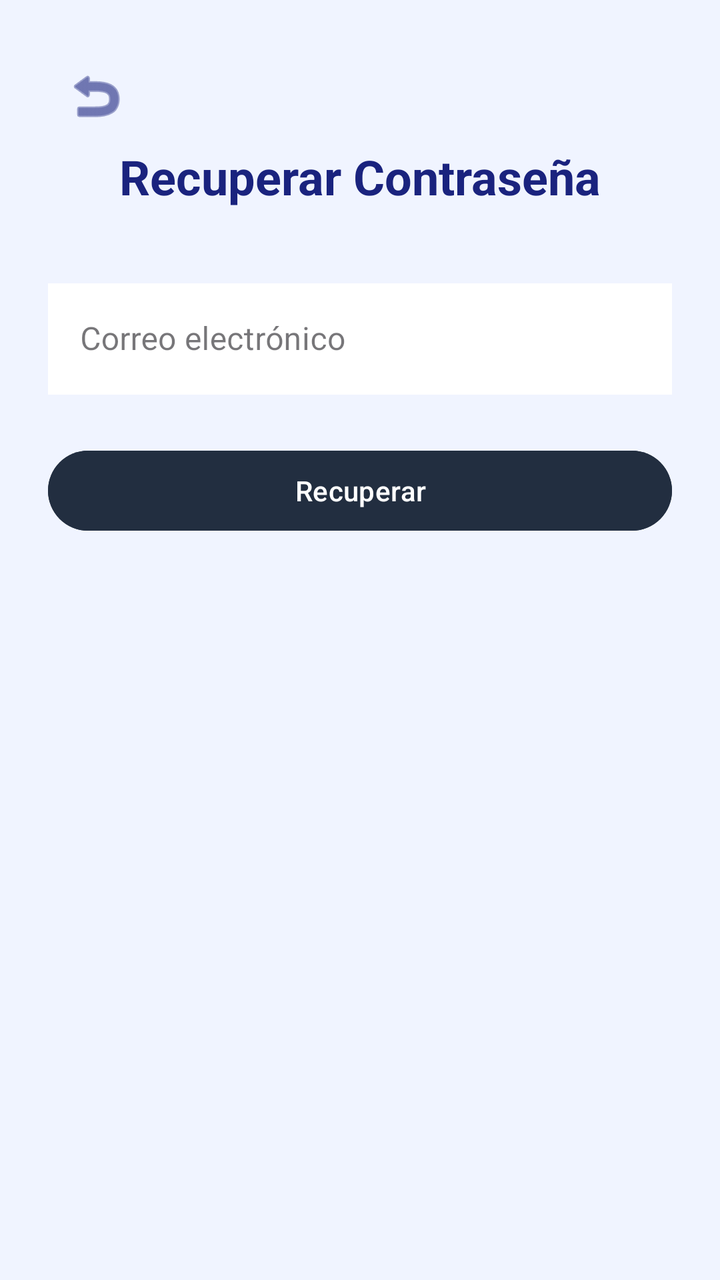
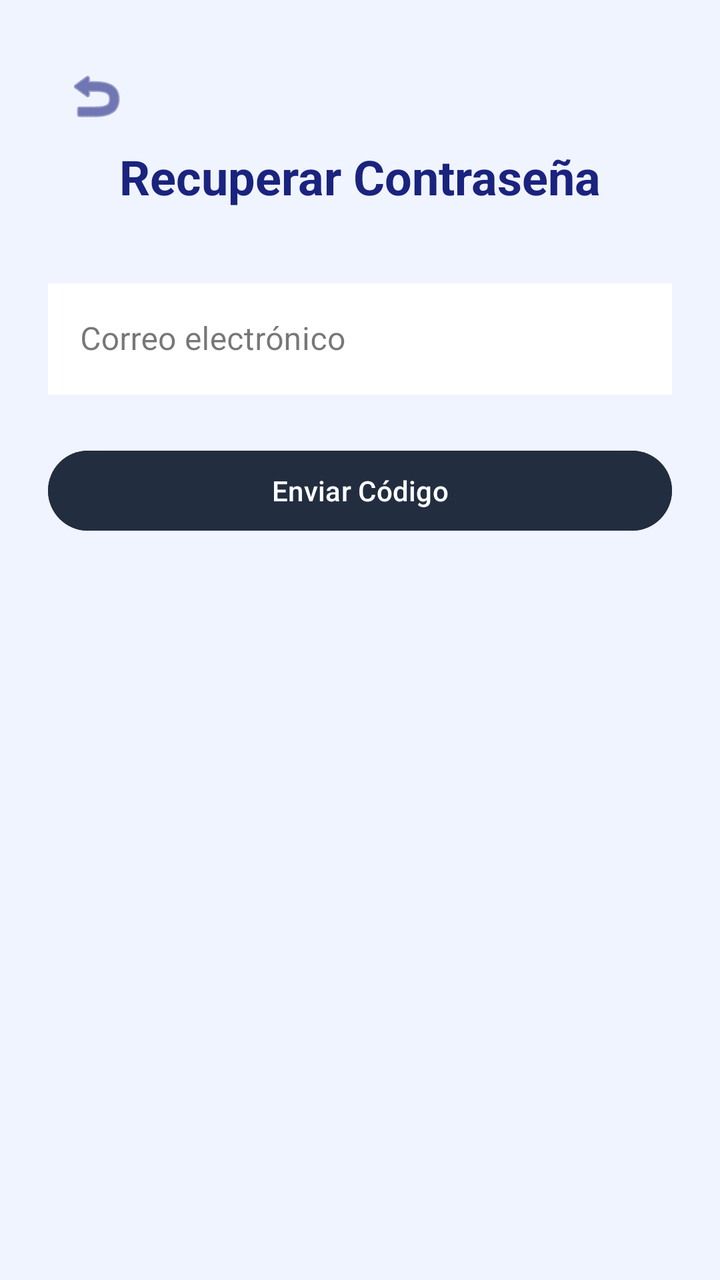

Compare the two renders of this Android layout. The source of the first and the diff that turns it into the second are given below.
<!-- AndroidManifest.xml: application theme Theme.MyAppEva -->
<!-- res/layout/activity_recuperacontra.xml -->
<?xml version="1.0" encoding="utf-8"?>
<androidx.constraintlayout.widget.ConstraintLayout xmlns:android="http://schemas.android.com/apk/res/android"
    xmlns:app="http://schemas.android.com/apk/res-auto"
    xmlns:tools="http://schemas.android.com/tools"
    android:id="@+id/main"
    android:layout_width="match_parent"
    android:layout_height="match_parent"
    android:background="@color/blue_splash"
    tools:context=".Recuperacontra">

    <ScrollView
        android:layout_width="match_parent"
        android:layout_height="match_parent">

        <LinearLayout
            android:layout_width="match_parent"
            android:layout_height="wrap_content"
            android:orientation="vertical"
            android:padding="24dp"
            android:gravity="center_horizontal">

            <ImageButton
                android:id="@+id/btnVolverRecu"
                android:layout_width="wrap_content"
                android:layout_height="wrap_content"
                android:src="@android:drawable/ic_menu_revert"
                android:background="?attr/selectableItemBackgroundBorderless"
                android:layout_gravity="start"
                android:padding="8dp"
                android:contentDescription="Volver"
                app:tint="@color/text_silver"/>

            <TextView
                android:layout_width="wrap_content"
                android:layout_height="wrap_content"
                android:text="Recuperar Contraseña"
                android:textSize="24sp"
                android:textStyle="bold"
                android:layout_marginBottom="32dp"
                android:textColor="@color/text_silver"/>

            <com.google.android.material.textfield.TextInputLayout
                android:layout_width="match_parent"
                android:layout_height="wrap_content"
                android:hint="Correo electrónico"
                app:boxStrokeColor="@color/black"
                app:boxStrokeWidth="2dp"
                style="@style/Widget.MaterialComponents.TextInputLayout.OutlinedBox">

                <com.google.android.material.textfield.TextInputEditText
                    android:id="@+id/etEmailRecuperar"
                    android:layout_width="match_parent"
                    android:layout_height="wrap_content"
                    android:inputType="textEmailAddress"
                    android:textColor="@color/black"
                    android:background="@color/white"/>
            </com.google.android.material.textfield.TextInputLayout>

            <Button
                android:id="@+id/btnRecuperar"
                android:layout_width="match_parent"
                android:layout_height="wrap_content"
                android:text="Recuperar"
                android:backgroundTint="@color/primary_navy"
                android:layout_marginTop="24dp"
                android:layout_marginBottom="24dp"/>

        </LinearLayout>
    </ScrollView>

</androidx.constraintlayout.widget.ConstraintLayout>
<!-- resources referenced by this layout -->
<resources>
  <color name="black">#FF000000</color>
  <color name="blue_splash">#F0F4FF</color>
  <color name="primary_navy">#222E40</color>
  <color name="text_silver">#1A237E</color>
  <color name="white">#FFFFFFFF</color>
  <style name="Theme.MyAppEva" parent="Base.Theme.MyAppEva" />
  <style name="Base.Theme.MyAppEva" parent="Theme.Material3.DayNight.NoActionBar">
          
          
      </style>
</resources>

<!-- the commit's change to res/layout/activity_recuperacontra.xml (unified diff, before → after) -->
@@ -39,31 +39,94 @@
                 android:layout_marginBottom="32dp"
                 android:textColor="@color/text_silver"/>
 
-            <com.google.android.material.textfield.TextInputLayout
+            
+            <LinearLayout
+                android:id="@+id/layoutEmailSection"
                 android:layout_width="match_parent"
                 android:layout_height="wrap_content"
-                android:hint="Correo electrónico"
-                app:boxStrokeColor="@color/black"
-                app:boxStrokeWidth="2dp"
-                style="@style/Widget.MaterialComponents.TextInputLayout.OutlinedBox">
+                android:orientation="vertical">
 
-                <com.google.android.material.textfield.TextInputEditText
-                    android:id="@+id/etEmailRecuperar"
+                <com.google.android.material.textfield.TextInputLayout
                     android:layout_width="match_parent"
                     android:layout_height="wrap_content"
-                    android:inputType="textEmailAddress"
-                    android:textColor="@color/black"
-                    android:background="@color/white"/>
-            </com.google.android.material.textfield.TextInputLayout>
+                    android:hint="Correo electrónico"
+                    app:boxStrokeColor="@color/black"
+                    app:boxStrokeWidth="2dp"
+                    style="@style/Widget.MaterialComponents.TextInputLayout.OutlinedBox">
 
-            <Button
-                android:id="@+id/btnRecuperar"
+                    <com.google.android.material.textfield.TextInputEditText
+                        android:id="@+id/etEmailRecuperar"
+                        android:layout_width="match_parent"
+                        android:layout_height="wrap_content"
+                        android:inputType="textEmailAddress"
+                        android:textColor="@color/black"
+                        android:background="@color/white"/>
+                </com.google.android.material.textfield.TextInputLayout>
+
+                <Button
+                    android:id="@+id/btnRecuperar"
+                    android:layout_width="match_parent"
+                    android:layout_height="wrap_content"
+                    android:text="Enviar Código"
+                    android:backgroundTint="@color/primary_navy"
+                    android:layout_marginTop="24dp"
+                    android:layout_marginBottom="24dp"/>
+            </LinearLayout>
+
+            
+            <LinearLayout
+                android:id="@+id/layoutCodeSection"
                 android:layout_width="match_parent"
                 android:layout_height="wrap_content"
-                android:text="Recuperar"
-                android:backgroundTint="@color/primary_navy"
-                android:layout_marginTop="24dp"
-                android:layout_marginBottom="24dp"/>
+                android:orientation="vertical"
+                android:visibility="gone">
+
+                <TextView
+                    android:id="@+id/tvTimer"
+                    android:layout_width="wrap_content"
+                    android:layout_height="wrap_content"
+                    android:text="Tiempo restante: 01:00"
+                    android:textSize="16sp"
+                    android:textStyle="bold"
+                    android:textColor="#D32F2F"
+                    android:layout_gravity="center"
+                    android:layout_marginBottom="16dp"/>
+
+                <com.google.android.material.textfield.TextInputLayout
+                    android:layout_width="match_parent"
+                    android:layout_height="wrap_content"
+                    android:hint="Ingrese código de 4 dígitos"
+                    app:boxStrokeColor="@color/black"
+                    app:boxStrokeWidth="2dp"
+                    style="@style/Widget.MaterialComponents.TextInputLayout.OutlinedBox">
+
+                    <com.google.android.material.textfield.TextInputEditText
+                        android:id="@+id/etCodigoRecuperacion"
+                        android:layout_width="match_parent"
+                        android:layout_height="wrap_content"
+                        android:inputType="number"
+                        android:maxLength="4"
+                        android:textColor="@color/black"
+                        android:background="@color/white"/>
+                </com.google.android.material.textfield.TextInputLayout>
+
+                <Button
+                    android:id="@+id/btnVerificarCodigo"
+                    android:layout_width="match_parent"
+                    android:layout_height="wrap_content"
+                    android:text="Verificar Código"
+                    android:backgroundTint="@color/primary_navy"
+                    android:layout_marginTop="24dp"
+                    android:layout_marginBottom="16dp"/>
+
+                <Button
+                    android:id="@+id/btnReenviarCodigo"
+                    android:layout_width="match_parent"
+                    android:layout_height="wrap_content"
+                    android:text="Reenviar Código"
+                    style="?attr/materialButtonOutlinedStyle"
+                    android:textColor="@color/primary_navy"/>
+            </LinearLayout>
 
         </LinearLayout>
     </ScrollView>
